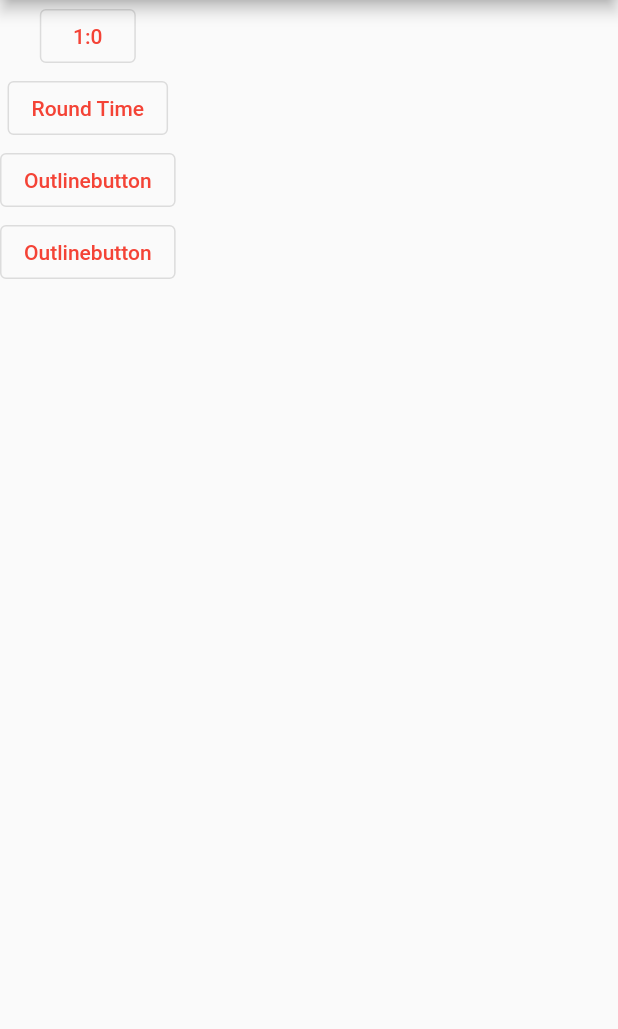
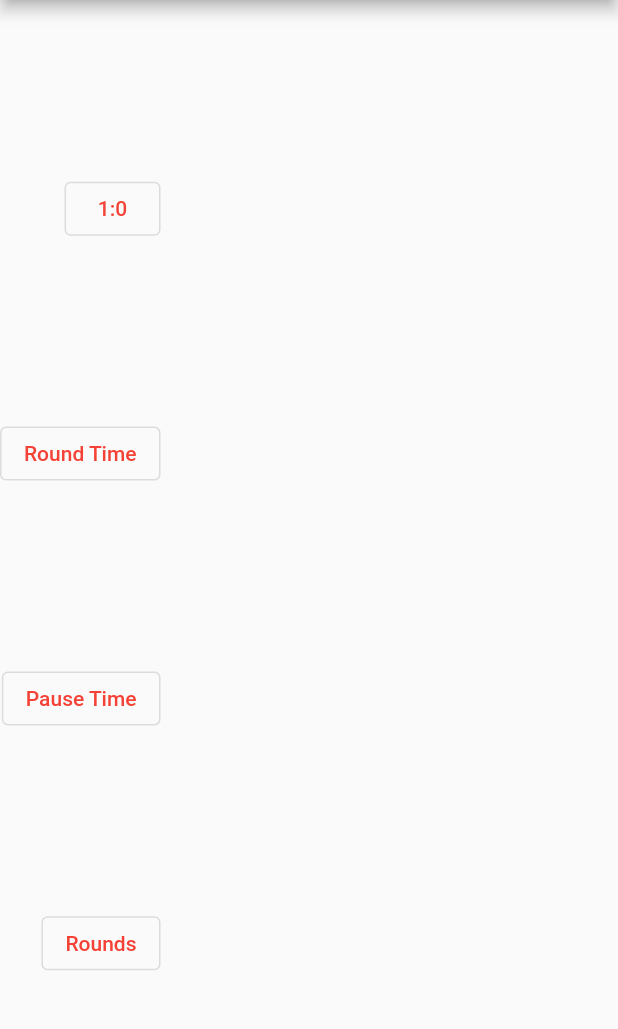
Before and after one commit to matatoMatata94/roundONE, a Flutter app: the screen it shows after launch, on a phone screen of 412 x 824 dp, the part 84-1113 px from its top. Run offline on Flutter 3.47's test engine with Material 2 defaults, Android fonts, the phone set to English and light mode, and no system bars.

Commit message:
Update set_timer_page.dart

```diff
--- a/lib/set_timer_page.dart
+++ b/lib/set_timer_page.dart
@@ -10,10 +10,7 @@ class _SetTimerState extends State<SetTimerPage> {
   int _setCountdownSec = 0;
 
   int _timeSetter() {
-    setState(() {
-      return 1;
-    });
-    return 1;
+    setState(() {});
   }
 
   @override
@@ -23,13 +20,16 @@ class _SetTimerState extends State<SetTimerPage> {
         title: Text('RoundONE'),
       ),
       body: Column(
+        mainAxisAlignment: MainAxisAlignment.spaceEvenly,
+        crossAxisAlignment: CrossAxisAlignment.end,
         children: <Widget>[
           OutlinedButton(
-              child: Text('$_setCountdownMin:$_setCountdownSec'),
-              onPressed: () {}),
+            child: Text('$_setCountdownMin:$_setCountdownSec'),
+            onPressed: () {},
+          ),
           OutlinedButton(child: Text('Round Time'), onPressed: () {}),
-          OutlinedButton(child: Text('Outlinebutton'), onPressed: () {}),
-          OutlinedButton(child: Text('Outlinebutton'), onPressed: () {}),
+          OutlinedButton(child: Text('Pause Time'), onPressed: () {}),
+          OutlinedButton(child: Text('Rounds'), onPressed: () {}),
         ],
       ),
     );
```
